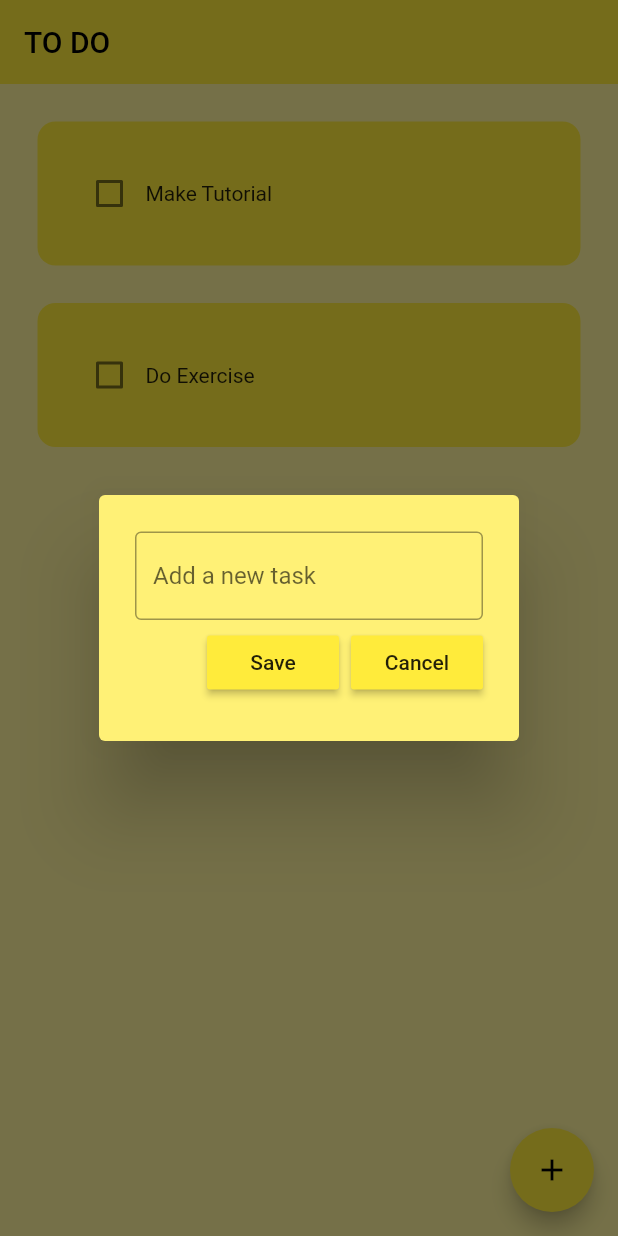
After one commit to ten66/todo_app_mitchkoko, a Flutter app: the screen it shows after launch, after a tap on the "add" icon, on a phone screen of 412 x 824 dp. The commit adds this screen. Run offline on Flutter 3.47's test engine with Material 2 defaults, Android fonts, the phone set to English and light mode, and no system bars.

Commit message:
create a dialog for new task

```diff
--- a/lib/pages/home_page.dart
+++ b/lib/pages/home_page.dart
@@ -1,4 +1,5 @@
 import 'package:flutter/material.dart';
+import 'package:todo_app_mitchkoko/util/dialog_box.dart';
 
 import '../util/todo_tile.dart';
 
@@ -10,6 +11,9 @@
 }
 
 class _HomePageState extends State<HomePage> {
+  // text contoller
+  final _controller = TextEditingController();
+
   // todoタスクのリスト
   List toDoList = [
     ['Make Tutorial', false],
@@ -24,6 +28,18 @@
     });
   }
 
+  // create a new task
+  void createNewTask() {
+    showDialog(
+      context: context,
+      builder: (context) {
+        return DialogBox(
+          controller: _controller,
+        );
+      },
+    );
+  }
+
   @override
   Widget build(BuildContext context) {
     return Scaffold(
@@ -35,6 +51,10 @@
         title: Text('TO DO'),
         // appbarの境界をなくす
         elevation: 0,
+      ),
+      floatingActionButton: FloatingActionButton(
+        onPressed: createNewTask,
+        child: Icon(Icons.add),
       ),
       // ListViewとは？
       // ListViewとListView.builderの違い
--- /dev/null
+++ b/lib/util/dialog_box.dart
@@ -0,0 +1,46 @@
+import 'package:flutter/material.dart';
+import 'package:todo_app_mitchkoko/util/my_button.dart';
+
+class DialogBox extends StatelessWidget {
+  final controller;
+  const DialogBox({
+    super.key,
+    required this.controller,
+  });
+
+  @override
+  Widget build(BuildContext context) {
+    return AlertDialog(
+      backgroundColor: Colors.yellow[300],
+      content: Container(
+        height: 120,
+        child: Column(
+          mainAxisAlignment: MainAxisAlignment.spaceEvenly,
+          children: [
+            // get uer input
+            TextField(
+              controller: controller,
+              decoration: InputDecoration(
+                border: OutlineInputBorder(),
+                hintText: 'Add a new task',
+              ),
+            ),
+
+            // buttons -> save + cancel
+            Row(
+              mainAxisAlignment: MainAxisAlignment.end,
+              children: [
+                // save button
+                MyButton(text: 'Save', onPressed: () {}),
+
+                const SizedBox(width: 8),
+                // cancel button
+                MyButton(text: 'Cancel', onPressed: () {}),
+              ],
+            ),
+          ],
+        ),
+      ),
+    );
+  }
+}
--- /dev/null
+++ b/lib/util/my_button.dart
@@ -0,0 +1,22 @@
+import 'package:flutter/material.dart';
+
+class MyButton extends StatelessWidget {
+  final String text;
+  VoidCallback onPressed;
+
+  MyButton({
+    super.key,
+    required this.text,
+    required this.onPressed,
+  });
+
+  @override
+  Widget build(BuildContext context) {
+    return MaterialButton(
+      // 親Widgetから受け取ったものをそのまま使う
+      onPressed: onPressed,
+      color: Theme.of(context).primaryColor,
+      child: Text(text),
+    );
+  }
+}
```
